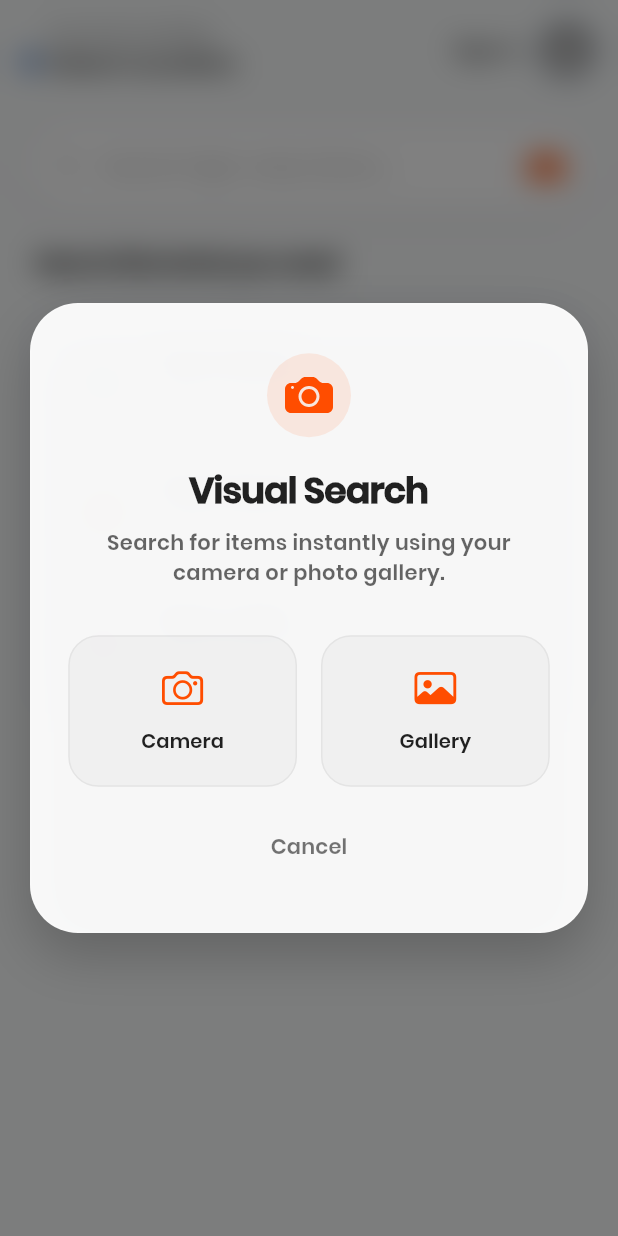
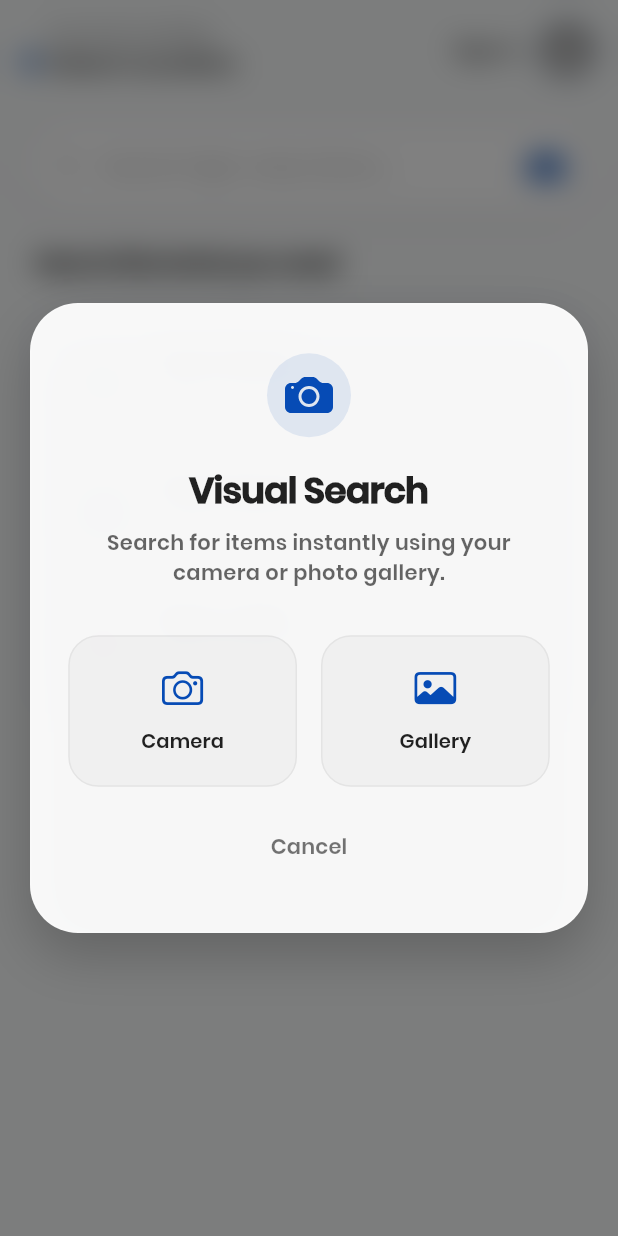
Before and after one commit to Shabby6466/near-vendor-app, a Flutter app: the SearchScreen screen opened directly, after a tap on "Visual Search", on a phone screen of 412 x 824 dp. Run offline on Flutter 3.47's test engine with Material 3 defaults, Android fonts, the phone set to English and light mode, and no system bars; drawn by our look-alikes of flutter_animate; our stand-ins replace app_links, bloc, cached_network_image, connectivity_plus, dio, equatable and 17 more; missing offline and left inert: toasty_box; accounts and stored records are empty.

Commit message:
removed orange color

```diff
--- a/lib/views/screens/search/view/search_screen.dart
+++ b/lib/views/screens/search/view/search_screen.dart
@@ -135,7 +135,7 @@ class _SearchScreenState extends State<SearchScreen> {
   }
 
   Widget _buildStateContent(BuildContext context, SearchState state) {
-    final theme = Theme.of(context);
+    // final theme = Theme.of(context);
     // final isDark = theme.brightness == Brightness.dark;
 
     if (state is SearchInitial) {
@@ -222,7 +222,6 @@ class _HowToSearchSection extends StatelessWidget {
                   title: 'Visual Search',
                   subtitle: 'Snap a photo to find high-value matches nearby',
                   theme: theme,
-                  iconColor: Colors.deepOrange,
                   onTap: onVisualSearch,
                 ),
                 const Padding(
--- a/lib/views/screens/search/widgets/search_bar_field.dart
+++ b/lib/views/screens/search/widgets/search_bar_field.dart
@@ -5,6 +5,7 @@ import 'package:flutter/material.dart';
 import 'package:flutter_bloc/flutter_bloc.dart';
 import 'package:nearvendorapp/cubits/search/search_cubit.dart';
 import 'package:nearvendorapp/cubits/session/session_cubit.dart';
+import 'package:nearvendorapp/gen/colors.gen.dart';
 import 'package:nearvendorapp/utils/app_navigation.dart';
 import 'package:nearvendorapp/views/screens/search/cubit/visual_search_cubit.dart';
 import 'package:nearvendorapp/views/screens/search/view/visual_search_screen.dart';
@@ -89,13 +90,13 @@ class SearchBarFieldState extends State<SearchBarField> {
                 Container(
                   padding: const EdgeInsets.all(12),
                   decoration: BoxDecoration(
-                    color: const Color(0xFFFF4D00).withValues(alpha: 0.1),
+                    color: ColorName.primary.withValues(alpha: 0.1),
                     shape: BoxShape.circle,
                   ),
                   child: SvgPicture.asset(
                     'assets/icons/camera.svg',
                     colorFilter: const ColorFilter.mode(
-                      Color(0xFFFF4D00),
+                      ColorName.primary,
                       BlendMode.srcIn,
                     ),
                     width: 32,
@@ -198,7 +199,7 @@ class SearchBarFieldState extends State<SearchBarField> {
         ),
         child: Column(
           children: [
-            Icon(icon, color: const Color(0xFFFF4D00), size: 28),
+            Icon(icon, color: ColorName.primary, size: 28),
             const SizedBox(height: 12),
             Text(
               label,
--- a/lib/views/widgets/app_loading_indicator.dart
+++ b/lib/views/widgets/app_loading_indicator.dart
@@ -1,4 +1,5 @@
 import 'package:flutter/material.dart';
+import 'package:nearvendorapp/gen/colors.gen.dart';
 import 'package:nearvendorapp/views/widgets/loading_animation.dart';
 
 class AppLoadingIndicator extends StatelessWidget {
@@ -11,9 +12,6 @@ class AppLoadingIndicator extends StatelessWidget {
   Widget build(BuildContext context) {
     final theme = Theme.of(context);
     final isDark = theme.brightness == Brightness.dark;
-
-    // Always use orange accent color
-    const orangeColor = Color(0xFFFF4D00);
 
     return Center(
       child: Container(
@@ -30,7 +28,7 @@ class AppLoadingIndicator extends StatelessWidget {
         child: SizedBox(
           width: size,
           height: size,
-          child: LoadingAnimation(color: orangeColor),
+          child: LoadingAnimation(color: ColorName.primary),
         ),
       ),
     );
--- a/lib/views/widgets/app_search_bar.dart
+++ b/lib/views/widgets/app_search_bar.dart
@@ -2,6 +2,7 @@ import 'package:flutter/material.dart';
 import 'package:flutter/services.dart';
 import 'package:flutter_animate/flutter_animate.dart';
 import 'package:flutter_svg/flutter_svg.dart';
+import 'package:nearvendorapp/gen/colors.gen.dart';
 
 class AppSearchBar extends StatefulWidget {
   final String hintText;
@@ -175,8 +176,8 @@ class _AppSearchBarState extends State<AppSearchBar> {
                   child:
                       SvgPicture.asset(
                             'assets/icons/camera.svg',
-                            colorFilter: const ColorFilter.mode(
-                              Color(0xFFFF4D00),
+                            colorFilter: ColorFilter.mode(
+                              ColorName.primary,
                               BlendMode.srcIn,
                             ),
                             width: 24,
```
Also changed, not shown: 1 other file.
